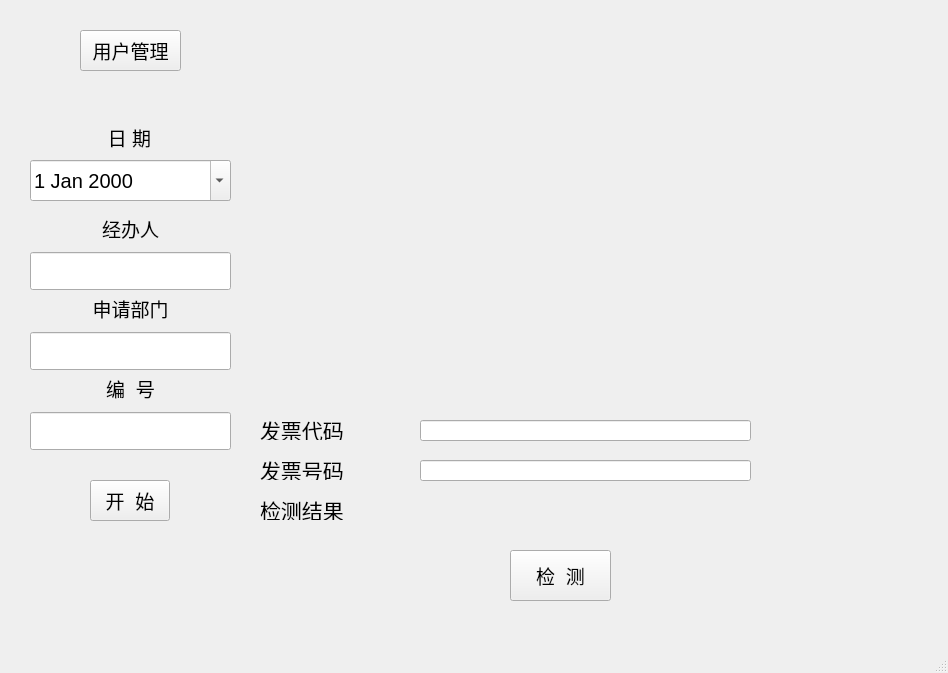
Old version of the form mainwindow.ui in the repository czhc001/Qt-Project-FAPIAO.
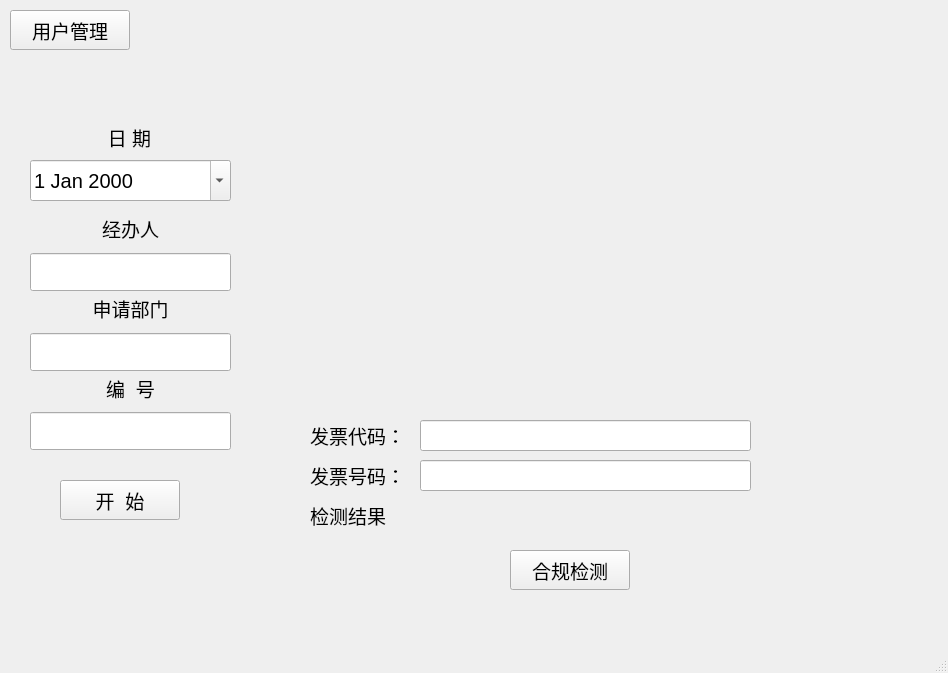
New version of the form.

Commit message: 界面ui修改

```diff
--- a/mainwindow.ui
+++ b/mainwindow.ui
@@ -17,10 +17,10 @@
    <widget class="QPushButton" name="Button_manage">
     <property name="geometry">
      <rect>
-      <x>80</x>
-      <y>30</y>
-      <width>101</width>
-      <height>41</height>
+      <x>10</x>
+      <y>10</y>
+      <width>120</width>
+      <height>40</height>
      </rect>
     </property>
     <property name="font">
@@ -61,7 +61,7 @@
       <x>30</x>
       <y>290</y>
       <width>201</width>
-      <height>80</height>
+      <height>81</height>
      </rect>
     </property>
     <property name="font">
@@ -105,10 +105,10 @@
    <widget class="QPushButton" name="Button_start">
     <property name="geometry">
      <rect>
-      <x>90</x>
+      <x>60</x>
       <y>480</y>
-      <width>80</width>
-      <height>41</height>
+      <width>120</width>
+      <height>40</height>
      </rect>
     </property>
     <property name="font">
@@ -123,37 +123,37 @@
    <widget class="QLabel" name="label_invoicecode">
     <property name="geometry">
      <rect>
-      <x>260</x>
+      <x>310</x>
       <y>420</y>
-      <width>120</width>
-      <height>20</height>
+      <width>101</width>
+      <height>31</height>
      </rect>
     </property>
     <property name="font">
      <font>
-      <pointsize>16</pointsize>
+      <pointsize>14</pointsize>
      </font>
     </property>
     <property name="text">
-     <string>发票代码</string>
+     <string>发票代码：</string>
     </property>
    </widget>
    <widget class="QLabel" name="label_invoiceno">
     <property name="geometry">
      <rect>
-      <x>260</x>
+      <x>310</x>
       <y>460</y>
-      <width>120</width>
-      <height>20</height>
+      <width>101</width>
+      <height>31</height>
      </rect>
     </property>
     <property name="font">
      <font>
-      <pointsize>16</pointsize>
+      <pointsize>14</pointsize>
      </font>
     </property>
     <property name="text">
-     <string>发票号码</string>
+     <string>发票号码：</string>
     </property>
    </widget>
    <widget class="QWidget" name="verticalLayoutWidget_2">
@@ -209,7 +209,7 @@
       <x>30</x>
       <y>210</y>
       <width>201</width>
-      <height>80</height>
+      <height>81</height>
      </rect>
     </property>
     <layout class="QVBoxLayout" name="verticalLayout_3">
@@ -290,7 +290,7 @@
       <x>420</x>
       <y>420</y>
       <width>331</width>
-      <height>21</height>
+      <height>31</height>
      </rect>
     </property>
     <property name="font">
@@ -305,7 +305,7 @@
       <x>420</x>
       <y>460</y>
       <width>331</width>
-      <height>21</height>
+      <height>31</height>
      </rect>
     </property>
     <property name="font">
@@ -319,8 +319,8 @@
      <rect>
       <x>510</x>
       <y>550</y>
-      <width>101</width>
-      <height>51</height>
+      <width>120</width>
+      <height>40</height>
      </rect>
     </property>
     <property name="font">
@@ -329,21 +329,21 @@
      </font>
     </property>
     <property name="text">
-     <string>检  测</string>
+     <string>合规检测</string>
     </property>
    </widget>
    <widget class="QLabel" name="label_">
     <property name="geometry">
      <rect>
-      <x>260</x>
+      <x>310</x>
       <y>500</y>
-      <width>120</width>
-      <height>20</height>
+      <width>101</width>
+      <height>31</height>
      </rect>
     </property>
     <property name="font">
      <font>
-      <pointsize>16</pointsize>
+      <pointsize>14</pointsize>
      </font>
     </property>
     <property name="text">
@@ -355,13 +355,13 @@
      <rect>
       <x>520</x>
       <y>500</y>
-      <width>120</width>
-      <height>20</height>
+      <width>331</width>
+      <height>31</height>
      </rect>
     </property>
     <property name="font">
      <font>
-      <pointsize>16</pointsize>
+      <pointsize>14</pointsize>
      </font>
     </property>
     <property name="text">
```
Left out of the diff: 10 changed lines with no effect on the pictures. The commit also changes 7 other files.
